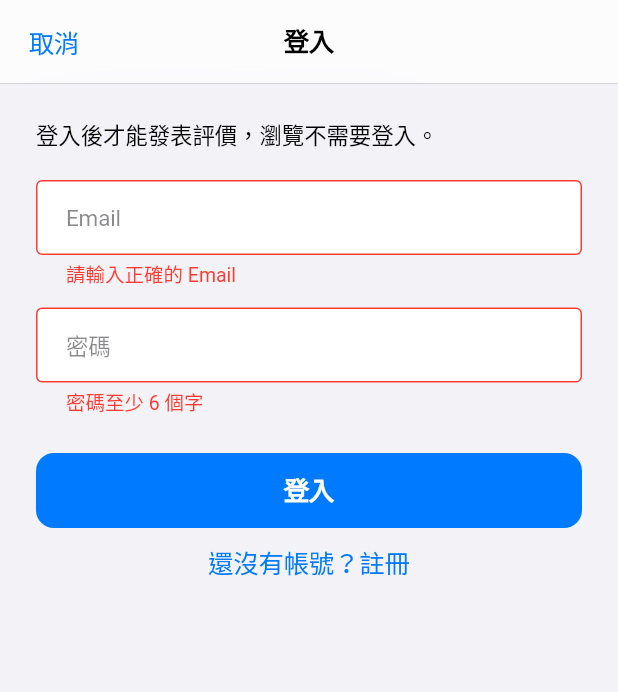
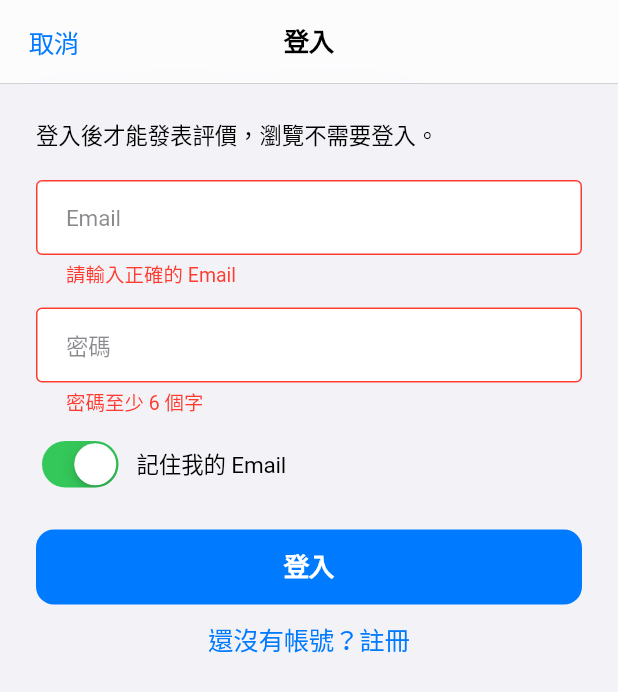
Before and after one commit to e5525726e-bit/crownmine, a Flutter app: the LoginScreen screen opened directly, after a tap on "登入", on a phone screen of 412 x 824 dp. Shown: the top 692 px of the screen. Run offline on Flutter 3.47's test engine with Material 3 defaults, Android fonts, the phone set to English and light mode, and no system bars; our stand-ins replace flutter_svg, geolocator, google_maps_flutter, image_picker, share_plus, shared_preferences and 1 more; missing offline and left inert: pointer_interceptor; accounts and stored records are empty.

Commit message:
登入頁：記住上次的 Email，並支援瀏覽器／iOS 鑰匙圈自動填入帳密
Co-Authored-By: Claude Fable 5.1 <noreply@anthropic.com>
Claude-Session: https://claude.ai/code/session_01Qbd4dsYWANYdDi6EcJjqN6

```diff
--- a/lib/features/auth/login_screen.dart
+++ b/lib/features/auth/login_screen.dart
@@ -1,5 +1,7 @@
 import 'package:flutter/cupertino.dart';
 import 'package:flutter/material.dart';
+import 'package:flutter/services.dart';
+import 'package:shared_preferences/shared_preferences.dart';
 
 import '../../di.dart';
 import '../../widgets/apple_bars.dart';
@@ -22,6 +24,32 @@ class _LoginScreenState extends State<LoginScreen> {
   bool _signUp = false;
   bool _agreed = false;
   bool _busy = false;
+
+  /// 記住上次登入的 Email（密碼交給瀏覽器／手機的密碼管理，不自己存）。
+  bool _remember = true;
+  static const _kEmail = 'remembered_email';
+
+  @override
+  void initState() {
+    super.initState();
+    SharedPreferences.getInstance().then((prefs) {
+      final saved = prefs.getString(_kEmail);
+      if (saved != null && saved.isNotEmpty && mounted && _email.text.isEmpty) {
+        setState(() => _email.text = saved);
+      }
+    }).catchError((_) {});
+  }
+
+  Future<void> _saveEmail() async {
+    try {
+      final prefs = await SharedPreferences.getInstance();
+      if (_remember) {
+        await prefs.setString(_kEmail, _email.text.trim());
+      } else {
+        await prefs.remove(_kEmail);
+      }
+    } catch (_) {}
+  }
 
   @override
   void dispose() {
@@ -60,6 +88,9 @@ class _LoginScreenState extends State<LoginScreen> {
           password: _password.text,
         );
       }
+      await _saveEmail();
+      // 通知瀏覽器／iOS 鑰匙圈可以儲存這組帳密
+      TextInput.finishAutofillContext();
       if (!mounted) return;
       Navigator.of(context).pop(true);
     } catch (e) {
@@ -88,6 +119,7 @@ class _LoginScreenState extends State<LoginScreen> {
       body: Builder(
         builder: (context) => Form(
           key: _form,
+          child: AutofillGroup(
             child: ListView(
               padding: barInsets(context, top: 24, bottom: 24)
                   .add(const EdgeInsets.symmetric(horizontal: 24)),
@@ -106,7 +138,8 @@ class _LoginScreenState extends State<LoginScreen> {
                       helperText: '會顯示在你的評價上',
                       border: OutlineInputBorder(),
                     ),
-                  validator: (v) => (v ?? '').trim().isEmpty ? '請輸入顯示名稱' : null,
+                    validator: (v) =>
+                        (v ?? '').trim().isEmpty ? '請輸入顯示名稱' : null,
                   ),
                   const SizedBox(height: 12),
                 ],
@@ -114,6 +147,10 @@ class _LoginScreenState extends State<LoginScreen> {
                   controller: _email,
                   keyboardType: TextInputType.emailAddress,
                   autocorrect: false,
+                  autofillHints: const [
+                    AutofillHints.username,
+                    AutofillHints.email
+                  ],
                   decoration: const InputDecoration(
                     labelText: 'Email',
                     border: OutlineInputBorder(),
@@ -125,6 +162,9 @@ class _LoginScreenState extends State<LoginScreen> {
                 TextFormField(
                   controller: _password,
                   obscureText: true,
+                  autofillHints: [
+                    _signUp ? AutofillHints.newPassword : AutofillHints.password
+                  ],
                   decoration: const InputDecoration(
                     labelText: '密碼',
                     helperText: '至少 6 個字',
@@ -163,6 +203,20 @@ class _LoginScreenState extends State<LoginScreen> {
                       ],
                     ),
                   ),
+                if (!_signUp)
+                  Padding(
+                    padding: const EdgeInsets.only(top: 12),
+                    child: Row(
+                      children: [
+                        CupertinoSwitch(
+                          value: _remember,
+                          onChanged: (v) => setState(() => _remember = v),
+                        ),
+                        const SizedBox(width: 8),
+                        const Expanded(child: Text('記住我的 Email')),
+                      ],
+                    ),
+                  ),
                 const SizedBox(height: 24),
                 FilledButton(
                   onPressed: _busy ? null : _submit,
@@ -182,6 +236,7 @@ class _LoginScreenState extends State<LoginScreen> {
             ),
           ),
         ),
+      ),
     );
   }
 }
```
Lines whose indentation alone changed are shown as unchanged.
